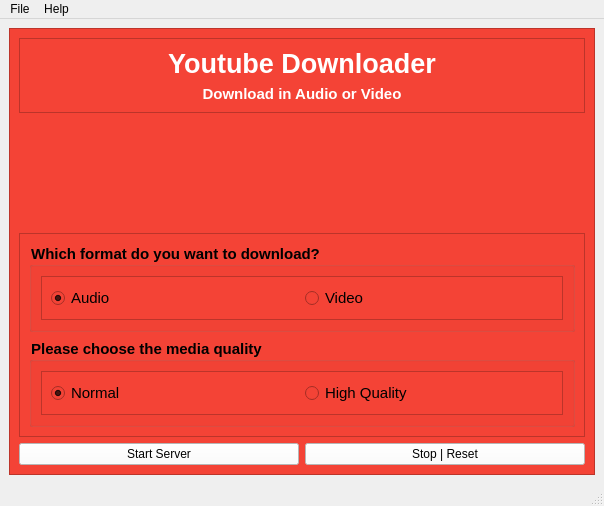
First picture: the form in gui.ui, repository T4puSD/YoutubeDownloader, before the edit.
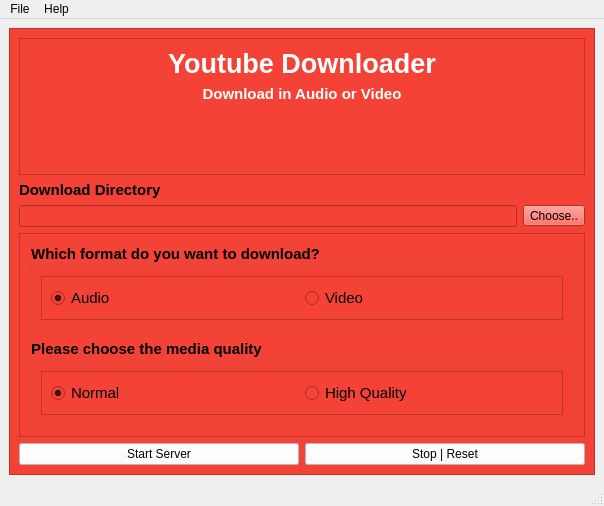
Second picture: the form after the edit.

Commit message: included directory selector

```diff
--- a/gui.ui
+++ b/gui.ui
@@ -83,9 +83,6 @@
             </item>
            </layout>
           </item>
-         </layout>
-        </widget>
-       </item>
        <item>
         <spacer name="verticalSpacer">
          <property name="orientation">
@@ -98,6 +95,41 @@
           </size>
          </property>
         </spacer>
+          </item>
+         </layout>
+        </widget>
+       </item>
+       <item>
+        <layout class="QVBoxLayout" name="verticalLayout_2">
+         <item>
+          <widget class="QLabel" name="label_3">
+           <property name="font">
+            <font>
+             <pointsize>11</pointsize>
+             <weight>75</weight>
+             <bold>true</bold>
+            </font>
+           </property>
+           <property name="text">
+            <string>Download Directory</string>
+           </property>
+          </widget>
+         </item>
+         <item>
+          <layout class="QHBoxLayout" name="downloadDirectorySelector">
+           <item>
+            <widget class="QLineEdit" name="lineEditDownloadDirectoryShow"/>
+           </item>
+           <item>
+            <widget class="QToolButton" name="toolButtonDirectoryChoose">
+             <property name="text">
+              <string>Choose..</string>
+             </property>
+            </widget>
+           </item>
+          </layout>
+         </item>
+        </layout>
        </item>
        <item>
         <widget class="QFrame" name="frame_4">
```
Lines whose indentation alone changed are shown as unchanged. The commit also changes 1 other file.
